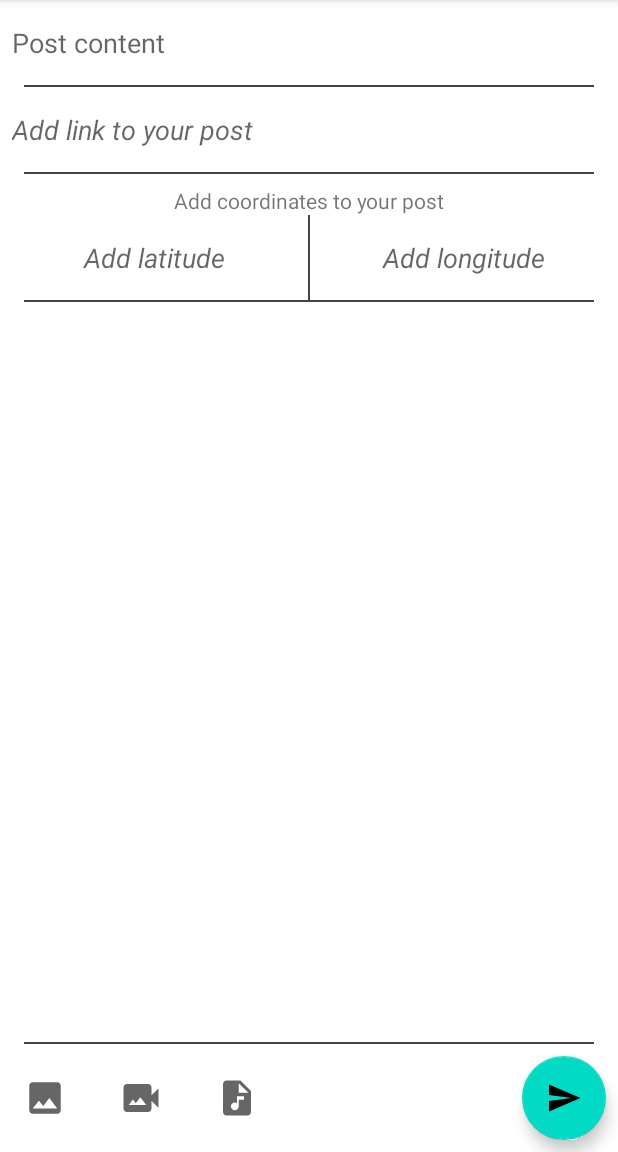
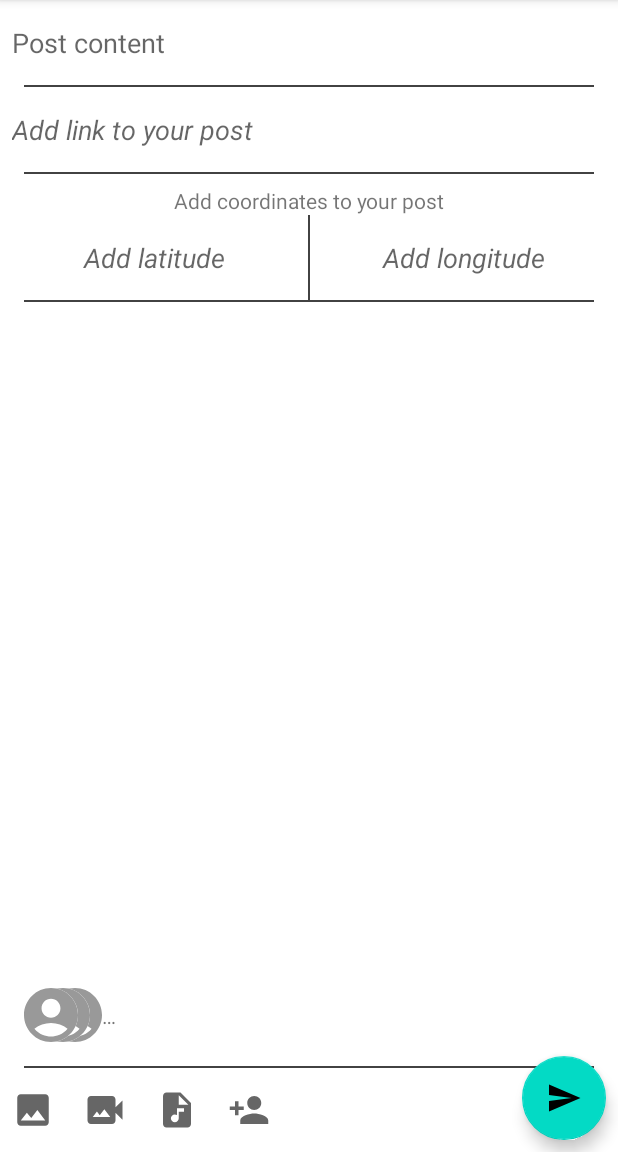
Before and after one commit to Garshishka/NeWork, an Android app: the NewPostFragment screen opened through its navigation route, on a phone screen of 412 x 824 dp, the part 84-1236 px from its top. Run offline under Robolectric (Android 15) with nearby library versions, the phone set to English and light mode, and no system bars; our stand-ins replace Dagger/Hilt's generated code, Room's generated code, paging; pictures from the network do not load.

Commit message:
Added fragment with users(not filled yet)

```diff
--- a/app/src/main/java/ru/netology/nework/fragment/NewPostFragment.kt
+++ b/app/src/main/java/ru/netology/nework/fragment/NewPostFragment.kt
@@ -154,6 +154,9 @@ class NewPostFragment : Fragment() {
                 intent.addCategory(Intent.CATEGORY_OPENABLE)
                 resultLauncher.launch(intent)
             }
+            addMention.setOnClickListener {
+                findNavController().navigate(R.id.action_newPostFragment_to_usersFragment)
+            }
             removeAttachment.setOnClickListener {
                 viewModel.deleteMedia()
             }
--- /dev/null
+++ b/app/src/main/res/color/user_checkbox_tint.xml
@@ -0,0 +1,5 @@
+<?xml version="1.0" encoding="utf-8"?>
+<selector xmlns:android="http://schemas.android.com/apk/res/android">
+    <item android:color="@color/purple_200" android:state_checked="true"/>
+    <item android:color="@color/light_grey" />
+</selector>
--- /dev/null
+++ b/app/src/main/res/drawable/baseline_mention_add_28.xml
@@ -0,0 +1,5 @@
+<vector android:height="28dp" android:tint="#999999"
+    android:viewportHeight="24" android:viewportWidth="24"
+    android:width="28dp" xmlns:android="http://schemas.android.com/apk/res/android">
+    <path android:fillColor="@android:color/white" android:pathData="M15,12c2.21,0 4,-1.79 4,-4s-1.79,-4 -4,-4 -4,1.79 -4,4 1.79,4 4,4zM6,10L6,7L4,7v3L1,10v2h3v3h2v-3h3v-2L6,10zM15,14c-2.67,0 -8,1.34 -8,4v2h16v-2c0,-2.66 -5.33,-4 -8,-4z"/>
+</vector>
--- a/app/src/main/res/layout/fragment_new_post.xml
+++ b/app/src/main/res/layout/fragment_new_post.xml
@@ -20,7 +20,7 @@
             android:layout_width="wrap_content"
             android:layout_height="wrap_content"
             android:contentDescription="@string/select_photo"
-            android:padding="@dimen/margin_default"
+            android:padding="@dimen/margin_small"
             app:icon="@drawable/baseline_image_28" />
 
         <com.google.android.material.button.MaterialButton
@@ -29,7 +29,7 @@
             android:layout_width="wrap_content"
             android:layout_height="wrap_content"
             android:contentDescription="@string/select_video"
-            android:padding="@dimen/margin_default"
+            android:padding="@dimen/margin_small"
             app:icon="@drawable/baseline_video_28" />
 
 
@@ -39,8 +39,17 @@
             android:layout_width="wrap_content"
             android:layout_height="wrap_content"
             android:contentDescription="@string/select_audio"
-            android:padding="@dimen/margin_default"
+            android:padding="@dimen/margin_small"
             app:icon="@drawable/baseline_audio_file_28" />
+
+        <com.google.android.material.button.MaterialButton
+            android:id="@+id/addMention"
+            style="@style/Widget.AppTheme.GrayButtons"
+            android:layout_width="wrap_content"
+            android:layout_height="wrap_content"
+            android:contentDescription="@string/select_audio"
+            android:padding="@dimen/margin_small"
+            app:icon="@drawable/baseline_mention_add_28" />
 
     </LinearLayout>
 
@@ -188,6 +197,57 @@
         </LinearLayout>
     </ScrollView>
 
+    <androidx.constraintlayout.widget.ConstraintLayout
+        android:id="@+id/mention_container"
+        android:layout_width="match_parent"
+        android:layout_height="wrap_content"
+        app:layout_constraintBottom_toTopOf="@id/divider"
+        app:layout_constraintStart_toStartOf="parent"
+        app:layout_constraintEnd_toEndOf="parent"
+        android:layout_margin="@dimen/margin_default">
+        <TextView
+            android:id="@+id/mention_batch_trail"
+            android:layout_width="wrap_content"
+            android:layout_height="wrap_content"
+            android:text="@string/etc"
+            app:layout_constraintStart_toEndOf="@id/mention_avatars3"
+            app:layout_constraintBottom_toBottomOf="@id/mention_avatars3"
+            app:layout_constraintTop_toTopOf="@id/mention_avatars3"
+            />
+        <ImageView
+            android:id="@+id/mention_avatars3"
+            android:layout_width="@dimen/picture_size"
+            android:layout_height="@dimen/picture_size"
+            android:layout_marginStart="@dimen/margin_default"
+            android:src="@drawable/baseline_avatar_circle_filled_24"
+            app:layout_constraintStart_toStartOf="@id/mention_avatars2"
+            app:layout_constraintEnd_toEndOf="@id/mention_avatars2"
+            app:layout_constraintBottom_toBottomOf="@id/mention_avatars2"
+            app:layout_constraintTop_toTopOf="@id/mention_avatars2"
+            />
+        <ImageView
+            android:id="@+id/mention_avatars2"
+            android:layout_width="@dimen/picture_size"
+            android:layout_height="@dimen/picture_size"
+            android:layout_marginStart="@dimen/margin_default"
+            android:src="@drawable/baseline_avatar_circle_filled_24"
+            app:layout_constraintStart_toStartOf="@id/mention_avatars1"
+            app:layout_constraintEnd_toEndOf="@id/mention_avatars1"
+            app:layout_constraintBottom_toBottomOf="@id/mention_avatars1"
+            app:layout_constraintTop_toTopOf="@id/mention_avatars1"
+            />
+        <ImageView
+            android:id="@+id/mention_avatars1"
+            android:layout_width="@dimen/picture_size"
+            android:layout_height="@dimen/picture_size"
+            android:src="@drawable/baseline_avatar_circle_filled_24"
+            app:layout_constraintStart_toStartOf="parent"
+            app:layout_constraintTop_toTopOf="@id/mention_container"
+            app:layout_constraintBottom_toBottomOf="@id/mention_container"
+
+            />
+    </androidx.constraintlayout.widget.ConstraintLayout>
+
     <com.google.android.material.floatingactionbutton.FloatingActionButton
         android:id="@+id/send_button"
         android:layout_width="wrap_content"
--- a/app/src/main/res/navigation/nav_main.xml
+++ b/app/src/main/res/navigation/nav_main.xml
@@ -64,7 +64,15 @@
         android:id="@+id/newPostFragment"
         android:name="ru.netology.nework.fragment.NewPostFragment"
         android:label="NewPostFragment"
-        tools:layout="@layout/fragment_new_post"/>
+        tools:layout="@layout/fragment_new_post">
+        <action
+            android:id="@+id/action_newPostFragment_to_usersFragment"
+            app:destination="@id/usersFragment" />
+    </fragment>
+    <fragment
+        android:id="@+id/usersFragment"
+        android:name="ru.netology.nework.fragment.UsersFragment"
+        android:label="UsersFragment" />
 
 
 </navigation>
--- a/app/src/main/res/values/colors.xml
+++ b/app/src/main/res/values/colors.xml
@@ -7,6 +7,7 @@
     <color name="teal_700">#FF018786</color>
     <color name="black">#FF000000</color>
     <color name="white">#FFFFFFFF</color>
+    <color name="light_grey">#EEEEEE</color>
     <color name="like_red">#FF0000</color>
     <color name="link_blue">#0000EE</color>
 </resources>
--- a/app/src/main/res/values/dimens.xml
+++ b/app/src/main/res/values/dimens.xml
@@ -4,6 +4,7 @@
     <dimen name="margin_small">8dp</dimen>
     <dimen name="text_width">250dp</dimen>
     <dimen name="avatar_size">56dp</dimen>
+    <dimen name="user_size">80dp</dimen>
     <dimen name="picture_size">36dp</dimen>
     <dimen name="video_height">200dp</dimen>
 </resources>
--- a/app/src/main/res/values/themes.xml
+++ b/app/src/main/res/values/themes.xml
@@ -21,6 +21,11 @@
         <item name="android:minWidth">@dimen/picture_size</item>
     </style>
 
+    <style name="Widget.AppTheme.UserCheckBox"
+        parent="Widget.AppCompat.Button">
+        <item name="backgroundTint">@color/user_checkbox_tint</item>
+    </style>
+
     <style name="Widget.AppTheme.GrayButtons"
         parent="Widget.MaterialComponents.Button.TextButton">
         <item name="iconTint">?attr/colorControlNormal</item>
```
Also changed, not shown: app/src/main/java/ru/netology/nework/fragment/UsersFragment.kt (added, +27 -0 lines), app/src/main/res/layout/fragment_users.xml (added, +14 -0 lines), app/src/main/res/layout/layout_user.xml (added, +26 -0 lines).
